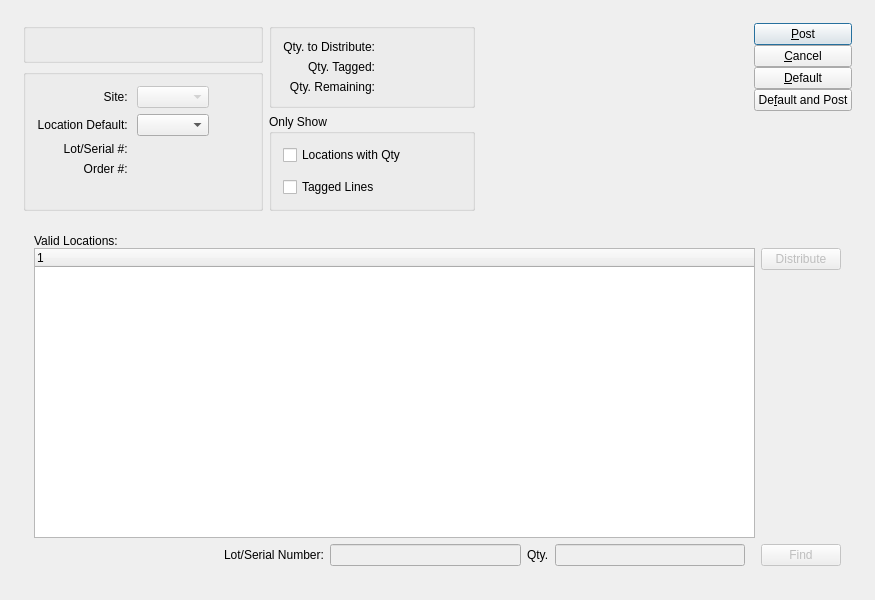
The window that guiclient/distributeInventory.ui (Pegasus-RPG/xtuple-client) describes before a commit, drawn with Qt 5.
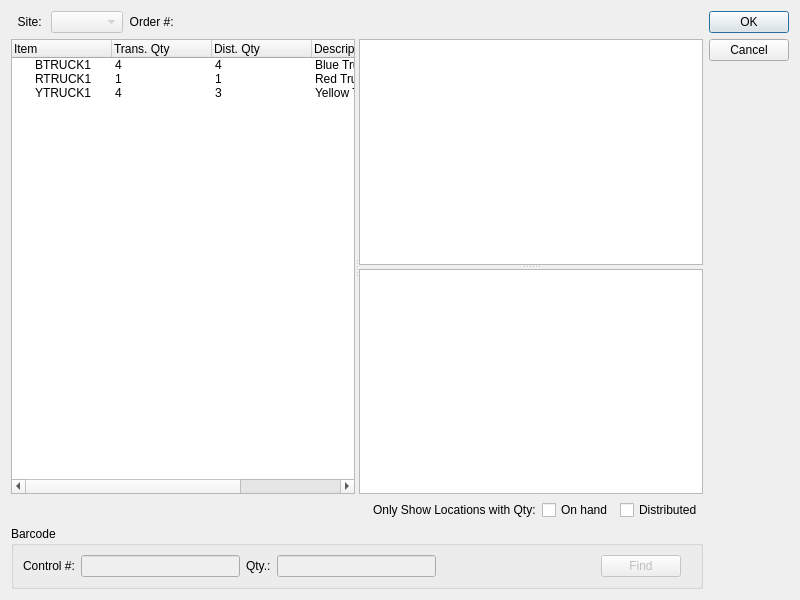
The same window after the commit. Custom widgets are drawn as their Qt base class.

Commit message: issue 9868: UI changes to support enhanced inventory distribution.  Comment out incompatible code until rework complete.

Diff of the .ui file:
```diff
--- a/guiclient/distributeInventory.ui
+++ b/guiclient/distributeInventory.ui
@@ -13,138 +13,15 @@
    <rect>
     <x>0</x>
     <y>0</y>
-    <width>875</width>
+    <width>800</width>
     <height>600</height>
    </rect>
   </property>
   <property name="windowTitle">
-   <string>Distribute Stock To/From Site Locations</string>
-  </property>
-  <layout class="QGridLayout" name="gridLayout_11">
-   <item row="0" column="0">
-    <layout class="QGridLayout" name="gridLayout_10">
-     <property name="margin">
-      <number>12</number>
-     </property>
-     <property name="spacing">
-      <number>12</number>
-     </property>
-     <item row="0" column="0">
-      <layout class="QHBoxLayout" name="horizontalLayout_3">
-       <item>
-        <layout class="QGridLayout" name="gridLayout_7">
-         <item row="0" column="0">
-          <widget class="QGroupBox" name="_itemGroup">
-           <property name="title">
-            <string/>
-           </property>
-           <layout class="QGridLayout" name="gridLayout">
-            <item row="0" column="0">
-             <widget class="ItemCluster" name="_item"/>
-            </item>
-           </layout>
-          </widget>
-         </item>
-         <item row="0" column="1" rowspan="2">
-          <widget class="QGroupBox" name="_qtyGroup">
-           <property name="title">
-            <string/>
-           </property>
-           <layout class="QGridLayout" name="gridLayout_5">
-            <item row="0" column="0">
-             <layout class="QGridLayout" name="gridLayout_4">
-              <item row="0" column="0">
-               <widget class="QLabel" name="_toDistributeLit">
-                <property name="text">
-                 <string>Qty. to Distribute:</string>
-                </property>
-                <property name="alignment">
-                 <set>Qt::AlignRight|Qt::AlignTrailing|Qt::AlignVCenter</set>
-                </property>
-               </widget>
-              </item>
-              <item row="0" column="1">
-               <widget class="XLabel" name="_qtyToDistribute">
-                <property name="minimumSize">
-                 <size>
-                  <width>80</width>
-                  <height>0</height>
-                 </size>
-                </property>
-                <property name="text">
-                 <string/>
-                </property>
-                <property name="alignment">
-                 <set>Qt::AlignRight|Qt::AlignTrailing|Qt::AlignVCenter</set>
-                </property>
-               </widget>
-              </item>
-              <item row="1" column="0">
-               <widget class="QLabel" name="_taggedLit">
-                <property name="text">
-                 <string>Qty. Tagged:</string>
-                </property>
-                <property name="alignment">
-                 <set>Qt::AlignRight|Qt::AlignTrailing|Qt::AlignVCenter</set>
-                </property>
-               </widget>
-              </item>
-              <item row="1" column="1">
-               <widget class="XLabel" name="_qtyTagged">
-                <property name="minimumSize">
-                 <size>
-                  <width>80</width>
-                  <height>0</height>
-                 </size>
-                </property>
-                <property name="text">
-                 <string/>
-                </property>
-                <property name="alignment">
-                 <set>Qt::AlignRight|Qt::AlignTrailing|Qt::AlignVCenter</set>
-                </property>
-               </widget>
-              </item>
-              <item row="2" column="0">
-               <widget class="QLabel" name="_remainingLit">
-                <property name="text">
-                 <string>Qty. Remaining:</string>
-                </property>
-                <property name="alignment">
-                 <set>Qt::AlignRight|Qt::AlignTrailing|Qt::AlignVCenter</set>
-                </property>
-               </widget>
-              </item>
-              <item row="2" column="1">
-               <widget class="XLabel" name="_qtyRemaining">
-                <property name="minimumSize">
-                 <size>
-                  <width>80</width>
-                  <height>0</height>
-                 </size>
-                </property>
-                <property name="text">
-                 <string/>
-                </property>
-                <property name="alignment">
-                 <set>Qt::AlignRight|Qt::AlignTrailing|Qt::AlignVCenter</set>
-                </property>
-               </widget>
-              </item>
-             </layout>
-            </item>
-           </layout>
-          </widget>
-         </item>
-         <item row="1" column="0" rowspan="2">
-          <widget class="QGroupBox" name="_detailGroup">
-           <property name="title">
-            <string/>
+   <string>Distribute Inventory</string>
            </property>
            <layout class="QGridLayout" name="gridLayout_3">
             <item row="0" column="0">
-             <layout class="QVBoxLayout" name="verticalLayout">
-              <item>
                <layout class="QGridLayout" name="gridLayout_2">
                 <item row="0" column="0">
                  <widget class="QLabel" name="_warehouseLit">
@@ -164,9 +41,6 @@
                 </item>
                 <item row="0" column="1">
                  <layout class="QHBoxLayout" name="_warehouseLayout">
-                  <property name="spacing">
-                   <number>0</number>
-                  </property>
                   <item>
                    <widget class="WComboBox" name="_warehouse">
                     <property name="enabled">
@@ -175,111 +49,6 @@
                    </widget>
                   </item>
                   <item>
-                   <spacer name="_warehouseSpacer">
-                    <property name="orientation">
-                     <enum>Qt::Horizontal</enum>
-                    </property>
-                    <property name="sizeType">
-                     <enum>QSizePolicy::Expanding</enum>
-                    </property>
-                    <property name="sizeHint" stdset="0">
-                     <size>
-                      <width>20</width>
-                      <height>0</height>
-                     </size>
-                    </property>
-                   </spacer>
-                  </item>
-                 </layout>
-                </item>
-                <item row="1" column="0">
-                 <widget class="QLabel" name="_locationDefaultLit">
-                  <property name="text">
-                   <string>Location Default: </string>
-                  </property>
-                  <property name="alignment">
-                   <set>Qt::AlignRight|Qt::AlignTrailing|Qt::AlignVCenter</set>
-                  </property>
-                  <property name="margin">
-                   <number>2</number>
-                  </property>
-                  <property name="buddy">
-                   <cstring>_locations</cstring>
-                  </property>
-                 </widget>
-                </item>
-                <item row="1" column="1">
-                 <layout class="QHBoxLayout" name="_locationsLayout">
-                  <item>
-                   <widget class="XComboBox" name="_locations">
-                    <property name="enabled">
-                     <bool>true</bool>
-                    </property>
-                    <property name="sizePolicy">
-                     <sizepolicy hsizetype="Expanding" vsizetype="Fixed">
-                      <horstretch>0</horstretch>
-                      <verstretch>0</verstretch>
-                     </sizepolicy>
-                    </property>
-                    <property name="minimumSize">
-                     <size>
-                      <width>0</width>
-                      <height>20</height>
-                     </size>
-                    </property>
-                    <property name="allowNull">
-                     <bool>false</bool>
-                    </property>
-                    <property name="defaultCode">
-                     <enum>XComboBox::First</enum>
-                    </property>
-                   </widget>
-                  </item>
-                  <item>
-                   <spacer name="_locationsSpcer">
-                    <property name="orientation">
-                     <enum>Qt::Horizontal</enum>
-                    </property>
-                    <property name="sizeHint" stdset="0">
-                     <size>
-                      <width>40</width>
-                      <height>0</height>
-                     </size>
-                    </property>
-                   </spacer>
-                  </item>
-                 </layout>
-                </item>
-                <item row="2" column="0">
-                 <widget class="QLabel" name="_lotSerialLit">
-                  <property name="text">
-                   <string>       Lot/Serial #: </string>
-                  </property>
-                  <property name="alignment">
-                   <set>Qt::AlignRight|Qt::AlignTrailing|Qt::AlignVCenter</set>
-                  </property>
-                  <property name="margin">
-                   <number>3</number>
-                  </property>
-                 </widget>
-                </item>
-                <item row="2" column="1">
-                 <widget class="QLabel" name="_lotSerial">
-                  <property name="sizePolicy">
-                   <sizepolicy hsizetype="Expanding" vsizetype="Preferred">
-                    <horstretch>0</horstretch>
-                    <verstretch>0</verstretch>
-                   </sizepolicy>
-                  </property>
-                  <property name="text">
-                   <string/>
-                  </property>
-                  <property name="margin">
-                   <number>2</number>
-                  </property>
-                 </widget>
-                </item>
-                <item row="3" column="0">
                  <widget class="QLabel" name="_orderLit">
                   <property name="text">
                    <string>Order #: </string>
@@ -292,265 +61,197 @@
                   </property>
                  </widget>
                 </item>
-                <item row="3" column="1">
+       <item>
                  <widget class="QLabel" name="_order">
+         <property name="text">
+          <string/>
+         </property>
+         <property name="margin">
+          <number>2</number>
+         </property>
+        </widget>
+       </item>
+       <item>
+        <spacer name="spacer">
+         <property name="orientation">
+          <enum>Qt::Horizontal</enum>
+         </property>
+         <property name="sizeType">
+          <enum>QSizePolicy::Expanding</enum>
+         </property>
+         <property name="sizeHint" stdset="0">
+          <size>
+           <width>0</width>
+           <height>0</height>
+          </size>
+         </property>
+        </spacer>
+       </item>
+      </layout>
+     </item>
+    </layout>
+   </item>
+   <item row="0" column="1" rowspan="4">
+    <widget class="QDialogButtonBox" name="buttonBox">
+     <property name="orientation">
+      <enum>Qt::Vertical</enum>
+     </property>
+     <property name="standardButtons">
+      <set>QDialogButtonBox::Cancel|QDialogButtonBox::Ok</set>
+     </property>
+    </widget>
+   </item>
+   <item row="1" column="0">
+    <widget class="QSplitter" name="splitter_2">
                   <property name="sizePolicy">
-                   <sizepolicy hsizetype="Expanding" vsizetype="Preferred">
+      <sizepolicy hsizetype="Expanding" vsizetype="Expanding">
                     <horstretch>0</horstretch>
                     <verstretch>0</verstretch>
                    </sizepolicy>
                   </property>
+     <property name="orientation">
+      <enum>Qt::Horizontal</enum>
+     </property>
+     <widget class="QTreeWidget" name="_invhist">
+      <column>
                   <property name="text">
-                   <string/>
-                  </property>
-                  <property name="margin">
-                   <number>2</number>
-                  </property>
-                 </widget>
-                </item>
-               </layout>
-              </item>
-              <item>
-               <spacer name="verticalSpacer">
+        <string>Item</string>
+       </property>
+      </column>
+      <column>
+       <property name="text">
+        <string>Trans. Qty</string>
+       </property>
+      </column>
+      <column>
+       <property name="text">
+        <string>Dist. Qty</string>
+       </property>
+      </column>
+      <column>
+       <property name="text">
+        <string>Description</string>
+       </property>
+      </column>
+      <column>
+       <property name="text">
+        <string>Default Location</string>
+       </property>
+      </column>
+      <item>
+       <property name="text">
+        <string>BTRUCK1</string>
+       </property>
+       <property name="text">
+        <string>4</string>
+       </property>
+       <property name="text">
+        <string>4</string>
+       </property>
+       <property name="text">
+        <string>Blue Truck</string>
+       </property>
+       <property name="text">
+        <string>0101010</string>
+       </property>
+      </item>
+      <item>
+       <property name="text">
+        <string>RTRUCK1</string>
+       </property>
+       <property name="text">
+        <string>1</string>
+       </property>
+       <property name="text">
+        <string>1</string>
+       </property>
+       <property name="text">
+        <string>Red Truck</string>
+       </property>
+       <property name="text">
+        <string>0101010</string>
+       </property>
+      </item>
+      <item>
+       <property name="text">
+        <string>YTRUCK1</string>
+       </property>
+       <property name="text">
+        <string>4</string>
+       </property>
+       <property name="text">
+        <string>3</string>
+       </property>
+       <property name="text">
+        <string>Yellow Truck</string>
+       </property>
+       <property name="text">
+        <string>0101013</string>
+       </property>
+      </item>
+     </widget>
+     <widget class="QSplitter" name="splitter">
                 <property name="orientation">
                  <enum>Qt::Vertical</enum>
                 </property>
+      <widget class="XTableView" name="_invhistls"/>
+      <widget class="XTableView" name="_invhistloc"/>
+     </widget>
+    </widget>
+   </item>
+   <item row="2" column="0">
+    <layout class="QHBoxLayout" name="horizontalLayout">
+     <item>
+      <spacer name="horizontalSpacer">
+       <property name="orientation">
+        <enum>Qt::Horizontal</enum>
+       </property>
                 <property name="sizeHint" stdset="0">
                  <size>
-                  <width>20</width>
+         <width>0</width>
                   <height>0</height>
                  </size>
                 </property>
                </spacer>
               </item>
-             </layout>
-            </item>
-           </layout>
-          </widget>
-         </item>
-         <item row="2" column="1">
-          <widget class="QGroupBox" name="_showGroup">
-           <property name="title">
-            <string>Only Show</string>
-           </property>
-           <layout class="QGridLayout" name="gridLayout_6">
-            <item row="0" column="0">
-             <layout class="QVBoxLayout" name="verticalLayout_2">
-              <property name="spacing">
-               <number>12</number>
-              </property>
+     <item>
+      <widget class="QLabel" name="label">
+       <property name="text">
+        <string>Only Show Locations with Qty:</string>
+       </property>
+      </widget>
+     </item>
               <item>
                <widget class="XCheckBox" name="_qtyOnly">
                 <property name="text">
-                 <string>Locations with Qty</string>
+        <string>On hand</string>
                 </property>
                </widget>
               </item>
               <item>
                <widget class="XCheckBox" name="_taggedOnly">
                 <property name="text">
-                 <string>Tagged Lines</string>
+        <string>Distributed</string>
                 </property>
                </widget>
               </item>
-              <item>
-               <spacer name="verticalSpacer_2">
-                <property name="orientation">
-                 <enum>Qt::Vertical</enum>
-                </property>
-                <property name="sizeHint" stdset="0">
-                 <size>
-                  <width>20</width>
-                  <height>0</height>
-                 </size>
-                </property>
-               </spacer>
-              </item>
-             </layout>
-            </item>
-           </layout>
-          </widget>
-         </item>
-        </layout>
-       </item>
-       <item>
-        <spacer name="horizontalSpacer_2">
-         <property name="orientation">
-          <enum>Qt::Horizontal</enum>
-         </property>
-         <property name="sizeHint" stdset="0">
-          <size>
-           <width>0</width>
-           <height>20</height>
-          </size>
-         </property>
-        </spacer>
-       </item>
-       <item>
-        <layout class="QHBoxLayout">
-         <property name="spacing">
-          <number>0</number>
-         </property>
-         <item>
-          <layout class="QVBoxLayout">
-           <property name="spacing">
-            <number>0</number>
-           </property>
-           <item>
-            <layout class="QVBoxLayout">
-             <property name="spacing">
-              <number>0</number>
-             </property>
-             <item>
-              <widget class="QPushButton" name="_post">
-               <property name="text">
-                <string>&amp;Post</string>
-               </property>
-               <property name="default">
-                <bool>true</bool>
-               </property>
-              </widget>
-             </item>
-             <item>
-              <widget class="QPushButton" name="_cancel">
-               <property name="text">
-                <string>&amp;Cancel</string>
-               </property>
-              </widget>
-             </item>
-             <item>
-              <widget class="QPushButton" name="_default">
-               <property name="text">
-                <string>&amp;Default</string>
-               </property>
-              </widget>
-             </item>
-             <item>
-              <widget class="QPushButton" name="_defaultAndPost">
-               <property name="text">
-                <string>De&amp;fault and Post</string>
-               </property>
-              </widget>
-             </item>
-            </layout>
-           </item>
-           <item>
-            <spacer>
-             <property name="orientation">
-              <enum>Qt::Vertical</enum>
-             </property>
-             <property name="sizeType">
-              <enum>QSizePolicy::Expanding</enum>
-             </property>
-             <property name="sizeHint" stdset="0">
-              <size>
-               <width>20</width>
-               <height>0</height>
-              </size>
-             </property>
-            </spacer>
-           </item>
-          </layout>
-         </item>
-        </layout>
-       </item>
-      </layout>
-     </item>
-     <item row="1" column="0">
-      <widget class="QFrame" name="_frame">
-       <property name="sizePolicy">
-        <sizepolicy hsizetype="Preferred" vsizetype="Expanding">
-         <horstretch>0</horstretch>
-         <verstretch>1</verstretch>
-        </sizepolicy>
-       </property>
-       <property name="frameShape">
-        <enum>QFrame::NoFrame</enum>
-       </property>
-       <property name="frameShadow">
-        <enum>QFrame::Raised</enum>
-       </property>
-       <layout class="QGridLayout" name="gridLayout_9">
+    </layout>
+   </item>
+   <item row="3" column="0">
+    <widget class="QGroupBox" name="groupBox">
+     <property name="title">
+      <string>Barcode</string>
+     </property>
+     <layout class="QGridLayout" name="gridLayout">
         <item row="0" column="0">
-         <layout class="QVBoxLayout" name="verticalLayout_3">
-          <property name="spacing">
-           <number>0</number>
-          </property>
-          <item>
-           <widget class="QLabel" name="_validLocationsLit">
-            <property name="text">
-             <string>Valid Locations:</string>
-            </property>
-           </widget>
-          </item>
-          <item>
-           <layout class="QGridLayout" name="gridLayout_8">
-            <item row="0" column="0">
-             <widget class="XTreeWidget" name="_itemloc">
-              <property name="sizePolicy">
-               <sizepolicy hsizetype="Expanding" vsizetype="Expanding">
-                <horstretch>0</horstretch>
-                <verstretch>0</verstretch>
-               </sizepolicy>
-              </property>
-              <property name="minimumSize">
-               <size>
-                <width>0</width>
-                <height>100</height>
-               </size>
-              </property>
-              <zorder></zorder>
-             </widget>
-            </item>
-            <item row="0" column="1">
-             <layout class="QVBoxLayout">
-              <item>
-               <widget class="QPushButton" name="_distribute">
-                <property name="enabled">
-                 <bool>false</bool>
-                </property>
-                <property name="text">
-                 <string>Distribute</string>
-                </property>
-               </widget>
-              </item>
-              <item>
-               <spacer>
-                <property name="orientation">
-                 <enum>Qt::Vertical</enum>
-                </property>
-                <property name="sizeHint" stdset="0">
-                 <size>
-                  <width>20</width>
-                  <height>40</height>
-                 </size>
-                </property>
-               </spacer>
-              </item>
-             </layout>
-            </item>
-            <item row="1" column="0">
-             <layout class="QHBoxLayout">
+       <layout class="QHBoxLayout" name="_2">
               <property name="rightMargin">
                <number>10</number>
               </property>
-              <item>
-               <spacer>
-                <property name="orientation">
-                 <enum>Qt::Horizontal</enum>
-                </property>
-                <property name="sizeHint" stdset="0">
-                 <size>
-                  <width>40</width>
-                  <height>20</height>
-                 </size>
-                </property>
-               </spacer>
-              </item>
               <item>
                <widget class="QLabel" name="_bcLit">
                 <property name="text">
-                 <string>Lot/Serial Number:</string>
+           <string>Control #:</string>
                 </property>
                </widget>
               </item>
@@ -564,7 +265,7 @@
               <item>
                <widget class="QLabel" name="_bcQtyLit">
                 <property name="text">
-                 <string>Qty.</string>
+           <string>Qty.:</string>
                 </property>
                </widget>
               </item>
@@ -575,9 +276,20 @@
                 </property>
                </widget>
               </item>
-             </layout>
-            </item>
-            <item row="1" column="1">
+        <item>
+         <spacer>
+          <property name="orientation">
+           <enum>Qt::Horizontal</enum>
+          </property>
+          <property name="sizeHint" stdset="0">
+           <size>
+            <width>40</width>
+            <height>20</height>
+           </size>
+          </property>
+         </spacer>
+        </item>
+        <item>
              <widget class="QPushButton" name="_bcDistribute">
               <property name="enabled">
                <bool>false</bool>
@@ -590,22 +302,11 @@
            </layout>
           </item>
          </layout>
-        </item>
-       </layout>
       </widget>
      </item>
     </layout>
-   </item>
-  </layout>
  </widget>
- <layoutdefault spacing="6" margin="11"/>
- <pixmapfunction>qPixmapFromMimeSource</pixmapfunction>
  <customwidgets>
-  <customwidget>
-   <class>ItemCluster</class>
-   <extends>QWidget</extends>
-   <header>itemcluster.h</header>
-  </customwidget>
   <customwidget>
    <class>WComboBox</class>
    <extends>XComboBox</extends>
@@ -622,15 +323,9 @@
    <header>xcombobox.h</header>
   </customwidget>
   <customwidget>
-   <class>XLabel</class>
-   <extends>QLabel</extends>
-   <header>xlabel.h</header>
-  </customwidget>
-  <customwidget>
-   <class>XTreeWidget</class>
-   <extends>QTreeWidget</extends>
-   <header>xtreewidget.h</header>
-   <container>1</container>
+   <class>XTableView</class>
+   <extends>QTableView</extends>
+   <header>xtableview.h</header>
   </customwidget>
  </customwidgets>
  <tabstops>
```
Left out of the diff: 81 changed lines with no effect on the pictures. Lines whose indentation alone changed are shown as unchanged. The commit also changes 5 other files.
